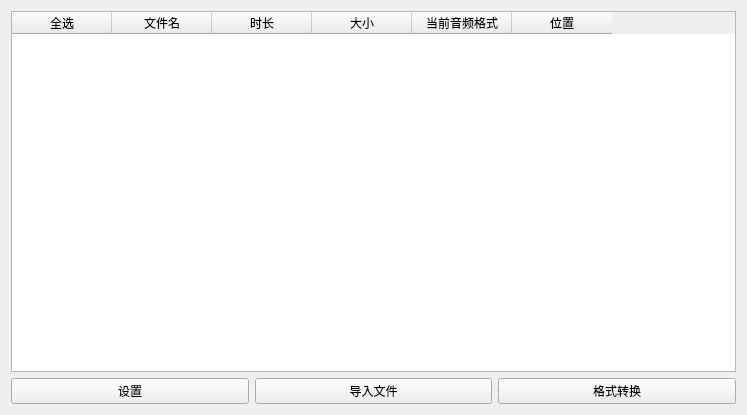
yifeianyi/BsimpleHires, file ui/workPage.ui: the form before one commit.
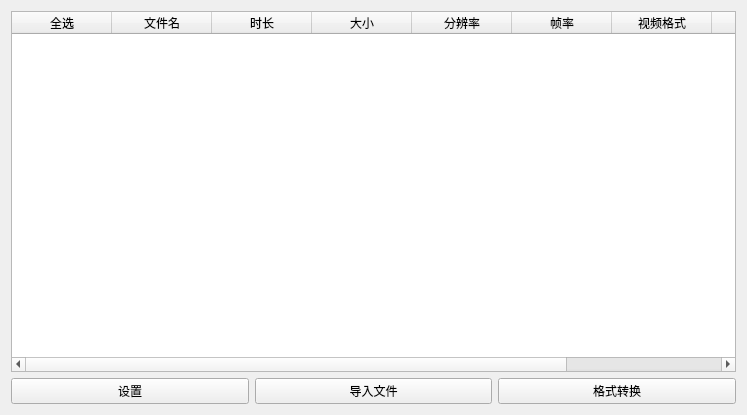
The form after the commit.

Commit message: 支持读取视频的基本元信息

Diff of the .ui file:
```diff
--- a/ui/workPage.ui
+++ b/ui/workPage.ui
@@ -43,7 +43,22 @@
      </column>
      <column>
       <property name="text">
-       <string>当前音频格式</string>
+       <string>分辨率</string>
+      </property>
+     </column>
+     <column>
+      <property name="text">
+       <string>帧率</string>
+      </property>
+     </column>
+     <column>
+      <property name="text">
+       <string>视频格式</string>
+      </property>
+     </column>
+     <column>
+      <property name="text">
+       <string>音频格式</string>
       </property>
      </column>
      <column>
```
The commit also changes 3 other files.
